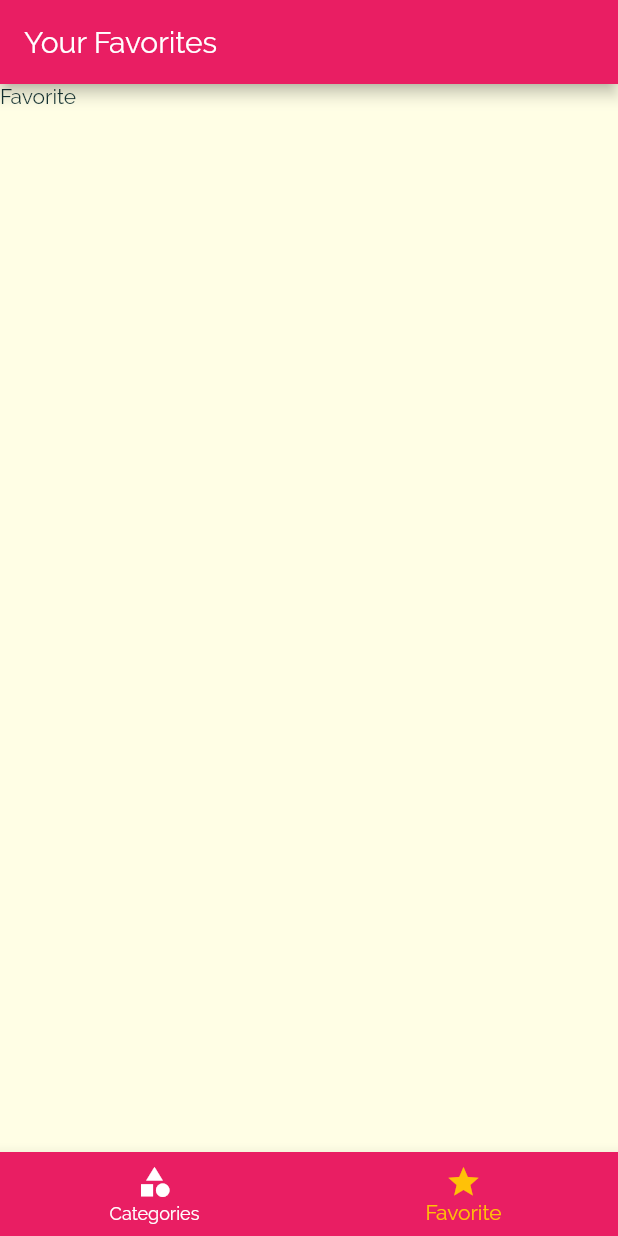
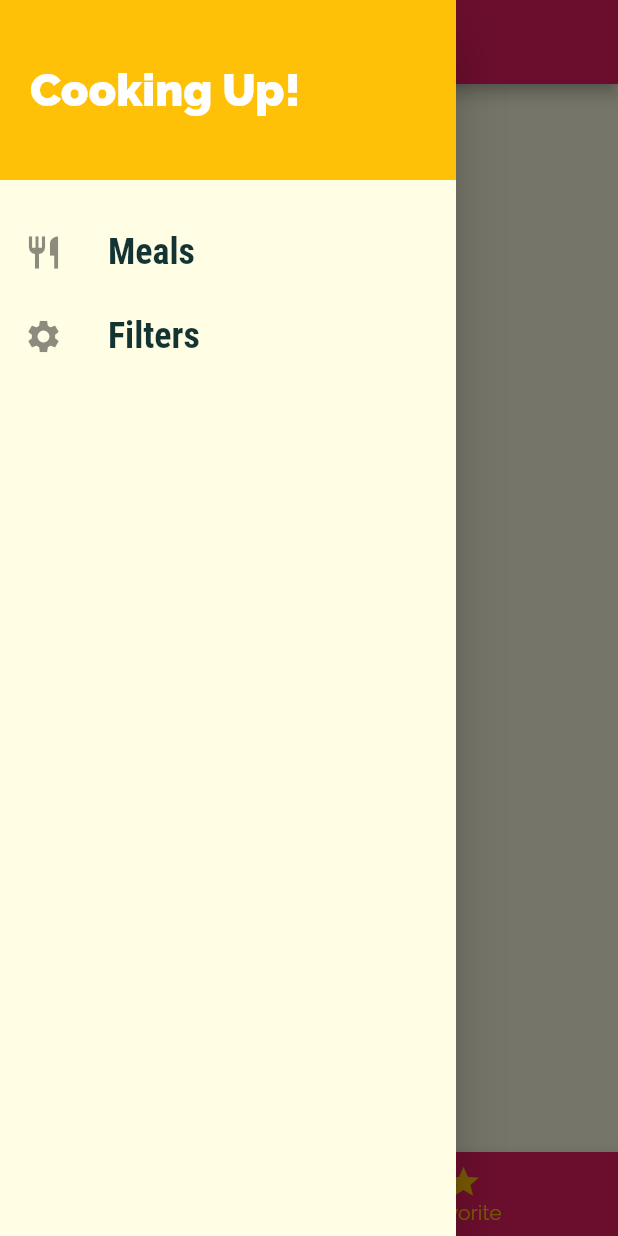
Before and after one commit to Shentia/flutter-Food-recipes, a Flutter app: the screen it shows after launch, item 2 of the bottom bar chosen, with the side drawer open (before the commit the screen has no drawer), on a phone screen of 412 x 824 dp. Run offline on Flutter 3.47's test engine with Material 2 defaults, Android fonts, the phone set to English and light mode, and no system bars.

Commit message:
Food Recipes with favorite Food and Filters

```diff
--- a/lib/main.dart
+++ b/lib/main.dart
@@ -3,10 +3,75 @@ import '../screens/tabs_screen.dart';
 import '../screens/category_meals_screen.dart';
 import '../screens/categories_screen.dart';
 import '../screens/meal_detail_screen.dart';
+import '../screens/filters_screen.dart';
+import './models/meal.dart';
+import './dummy_data.dart';
 
 void main() => runApp(MyApp());
 
-class MyApp extends StatelessWidget {
+class MyApp extends StatefulWidget {
+  @override
+  State<MyApp> createState() => _MyAppState();
+}
+
+class _MyAppState extends State<MyApp> {
+  Map<String, bool> _filters = {
+    'gluten': false,
+    'lactos': false,
+    'Vegan': false,
+    'Vegetarian': false,
+  };
+
+  List<Meal> _availableMeals = DUMMY_MEALS;
+
+  List<Meal> _favoriteMeals = [];
+
+  void _setFilters(Map<String, bool> filterData) {
+    setState(
+      () {
+        _filters = filterData;
+
+        _availableMeals = DUMMY_MEALS.where((meal) {
+          if (_filters['gluten'] && !meal.isGlutenFree) {
+            return false;
+          }
+          if (_filters['lactos'] && !meal.isLactoseFree) {
+            return false;
+          }
+          if (_filters['Vegan'] && !meal.isVegan) {
+            return false;
+          }
+          if (_filters['Vegetarian'] && !meal.isVegetarian) {
+            return false;
+          }
+          return true;
+        }).toList();
+      },
+    );
+  }
+
+  void _toggleFavorite(String mealId) {
+    final existingIndex =
+        _favoriteMeals.indexWhere((meal) => meal.id == mealId);
+    if (existingIndex >= 0) {
+      setState(() {
+        _favoriteMeals.remove(existingIndex);
+      });
+    } else {
+      setState(
+        () {
+          _favoriteMeals.add(
+            DUMMY_MEALS.firstWhere((meal) => meal.id == mealId),
+          );
+        },
+      );
+    }
+  }
+
+  bool _isMealFavorite(String id) {
+    return _favoriteMeals.any((meal) => meal.id == id);
+  }
+
   @override
   Widget build(BuildContext context) {
     return MaterialApp(
@@ -32,9 +97,15 @@ class MyApp extends StatelessWidget {
       // home: CategoriesScreen(),
       initialRoute: '/',
       routes: {
-        '/': (ctx) => TabsScreen(),
-        CategoryMealsScreen.routeName: (ctx) => CategoryMealsScreen(),
-        MealDetailScreen.routeName: (ctx) => MealDetailScreen(),
+        '/': (ctx) => TabsScreen(_favoriteMeals),
+        CategoryMealsScreen.routeName: (ctx) =>
+            CategoryMealsScreen(_availableMeals),
+        MealDetailScreen.routeName: (ctx) =>
+            MealDetailScreen(_toggleFavorite, _isMealFavorite),
+        FilterScreen.routeName: (ctx) => FilterScreen(
+              _setFilters,
+              _filters,
+            ),
       },
       // onGenerateRoute: (settings) {
       //   print(settings.arguments);
--- a/lib/screens/favorite_screen.dart
+++ b/lib/screens/favorite_screen.dart
@@ -1,10 +1,31 @@
 import 'package:flutter/material.dart';
+import "../models/meal.dart";
+import "../widgets/meal_item.dart";
 
 class FavoriteScreen extends StatelessWidget {
+  final List<Meal> favoriteMeals;
+  FavoriteScreen(this.favoriteMeals);
+
   @override
   Widget build(BuildContext context) {
-    return Container(
-      child: Text('Favorite'),
-    );
+    if (favoriteMeals.isEmpty) {
+      return Container(
+        child: Text('You have no Favorites yet - Start Adding Some!'),
+      );
+    } else {
+      return ListView.builder(
+        itemBuilder: (context, index) {
+          return MealItem(
+            id: favoriteMeals[index].id,
+            title: favoriteMeals[index].title,
+            imageUrl: favoriteMeals[index].imageUrl,
+            duration: favoriteMeals[index].duration,
+            affordability: favoriteMeals[index].affordability,
+            complexity: favoriteMeals[index].complexity,
+          );
+        },
+        itemCount: favoriteMeals.length,
+      );
+    }
   }
 }
--- a/lib/screens/tabs_screen.dart
+++ b/lib/screens/tabs_screen.dart
@@ -1,19 +1,29 @@
 import 'package:flutter/material.dart';
 import './categories_screen.dart';
 import './favorite_screen.dart';
+import '../widgets/main_drawer.dart';
+import '../models/meal.dart';
 
 class TabsScreen extends StatefulWidget {
+  final List<Meal> favoriteMeals;
+  TabsScreen(this.favoriteMeals);
+
   @override
   State<TabsScreen> createState() => _TabsScreenState();
 }
 
 class _TabsScreenState extends State<TabsScreen> {
-  final List<Map<String, Object>> _pages = [
-    {'Page': CategoriesScreen(), 'title': "Categories"},
-    {'Page': FavoriteScreen(), 'title': "Your Favorites"}
-  ];
+  List<Map<String, Object>> _pages;
+  int _selectedPageIndex = 0;
 
-  int _selectedPageIndex = 0;
+  @override
+  void initState() {
+    _pages = [
+      {'Page': CategoriesScreen(), 'title': "Categories"},
+      {'Page': FavoriteScreen(widget.favoriteMeals), 'title': "Your Favorites"},
+    ];
+    super.initState();
+  }
 
   void _selectPage(int index) {
     setState(() {
@@ -29,6 +39,7 @@ class _TabsScreenState extends State<TabsScreen> {
     return Scaffold(
       appBar: AppBar(
         title: Text(_pages[_selectedPageIndex]['title']),
+
         //   bottom: TabBar(
         //     tabs: [
         //       Tab(
@@ -42,6 +53,7 @@ class _TabsScreenState extends State<TabsScreen> {
         //     ],
         //   ),
       ),
+      drawer: MainDrawer(),
       body: _pages[_selectedPageIndex]['Page'],
       bottomNavigationBar: BottomNavigationBar(
         onTap: _selectPage,
--- /dev/null
+++ b/lib/widgets/main_drawer.dart
@@ -0,0 +1,55 @@
+import 'package:flutter/material.dart';
+import '../screens/filters_screen.dart';
+
+class MainDrawer extends StatelessWidget {
+  Widget buildListTile(String title, IconData icon, Function tapHandler) {
+    return ListTile(
+      leading: Icon(
+        icon,
+        size: 26,
+      ),
+      title: Text(
+        title,
+        style: TextStyle(
+          fontFamily: 'RobotoCondensed',
+          fontSize: 24,
+          fontWeight: FontWeight.bold,
+        ),
+      ),
+      onTap: tapHandler,
+    );
+  }
+
+  @override
+  Widget build(BuildContext context) {
+    return Drawer(
+      child: Column(
+        children: [
+          Container(
+            height: 120,
+            width: double.infinity,
+            padding: EdgeInsets.all(20),
+            alignment: Alignment.centerLeft,
+            color: Theme.of(context).accentColor,
+            child: Text(
+              'Cooking Up!',
+              style: TextStyle(
+                  fontWeight: FontWeight.w900,
+                  fontSize: 30,
+                  color: Colors.white),
+            ),
+          ),
+          SizedBox(
+            height: 20,
+          ),
+          buildListTile('Meals', Icons.restaurant, () {
+            Navigator.of(context).pushReplacementNamed('/');
+          }),
+          buildListTile('Filters', Icons.settings, () {
+            Navigator.of(context).pushReplacementNamed(FilterScreen.routeName);
+          }),
+        ],
+      ),
+    );
+  }
+}
```
Also changed, not shown: lib/screens/category_meals_screen.dart (+58 -21 lines), lib/screens/filters_screen.dart (added, +124 -0 lines), lib/screens/meal_detail_screen.dart (+12 -1 lines), lib/widgets/meal_item.dart (+7 -1 lines), 1 other file.
